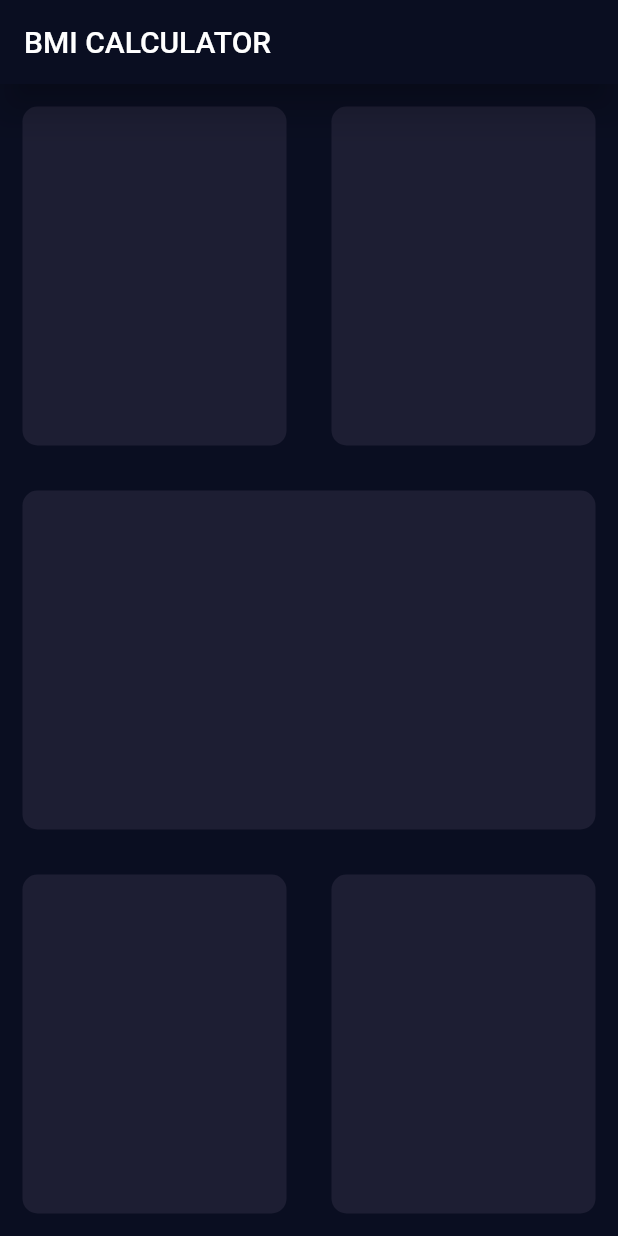
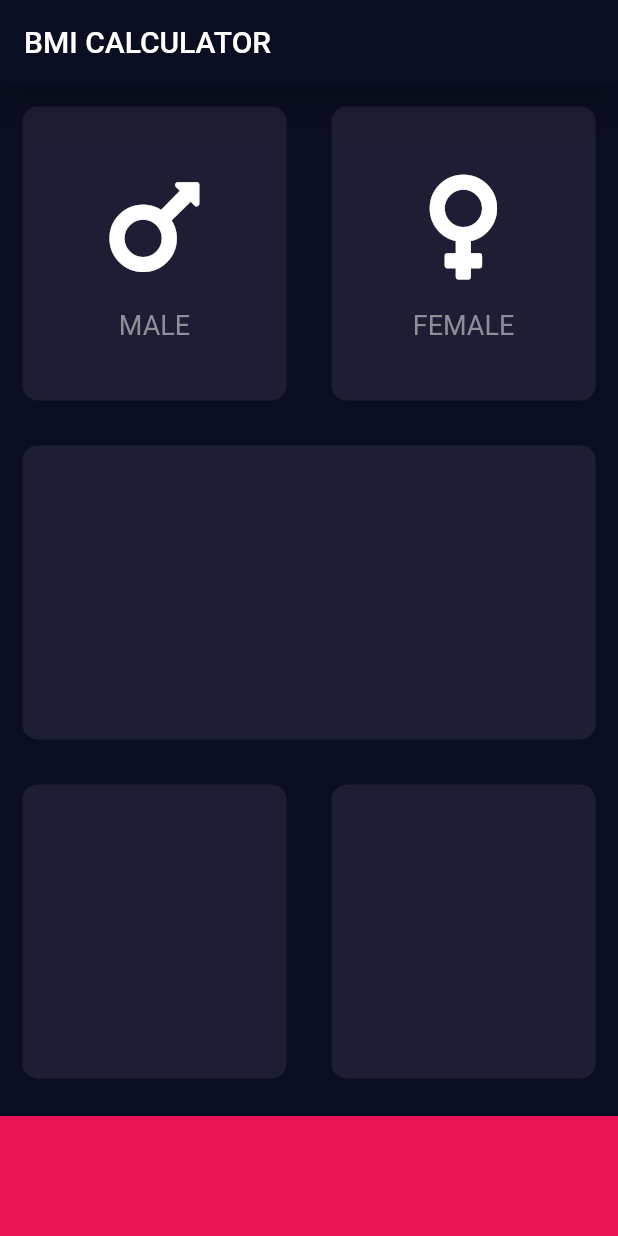
Before and after one commit to PrathameshSonar/bmi_calculator, a Flutter app: the screen it shows after launch, on a phone screen of 412 x 824 dp. Run offline on Flutter 3.47's test engine with Material 2 defaults, Android fonts, the phone set to English and light mode, and no system bars; our stand-ins replace font_awesome_flutter.

Commit message:
added icons for cards

```diff
--- /dev/null
+++ b/lib/icon_content.dart
@@ -0,0 +1,33 @@
+import 'package:flutter/material.dart';
+
+const labelTextStyle = TextStyle(
+  fontSize: 18.0,
+  color: Color(0xFF8D8E98),
+);
+
+
+class IconContent extends StatelessWidget {
+  IconContent({this.icon, this.label});
+
+  final IconData icon;
+  final String label;
+  @override
+  Widget build(BuildContext context) {
+    return Column(
+      mainAxisAlignment: MainAxisAlignment.center,
+      children: <Widget>[
+        Icon(
+          icon,
+          size: 80.0,
+        ),
+        SizedBox(
+          height: 15.0,
+        ),
+        Text(
+          label,
+          style: labelTextStyle,
+        )
+      ],
+    );
+  }
+}
--- a/lib/input_page.dart
+++ b/lib/input_page.dart
@@ -1,4 +1,11 @@
+import 'package:bmi_calculator/resuable_card.dart';
 import 'package:flutter/material.dart';
+import 'icon_content.dart';
+import 'package:font_awesome_flutter/font_awesome_flutter.dart';
+
+const bottomContainerHeight = 80.0;
+const activeCardColor = Color(0xFF1D1E33);
+const bottomContainerColor = Color(0xFFEB1555);
 
 class InputPage extends StatefulWidget {
   @override
@@ -20,56 +27,48 @@ class _InputPageState extends State<InputPage> {
               children: <Widget>[
                 Expanded(
                   child: ResuableCard(
-                    color: Color(0xFF1D1E33),
+                    color: activeCardColor,
+                    cardChild: IconContent(
+                      icon: FontAwesomeIcons.mars,
+                      label: 'MALE',
+                    ),
                   ),
                 ),
                 Expanded(
                   child: ResuableCard(
-                    color: Color(0xFF1D1E33),
+                    color: activeCardColor,
+                    cardChild: IconContent(
+                      icon: FontAwesomeIcons.venus,
+                      label: 'FEMALE',
+                    ),
                   ),
                 ),
               ],
             ),
           ),
           Expanded(
-            child: ResuableCard(
-              color: Color(0xFF1D1E33),
-            ),
+            child: ResuableCard(color: activeCardColor),
           ),
           Expanded(
             child: Row(
               children: <Widget>[
                 Expanded(
-                  child: ResuableCard(
-                    color: Color(0xFF1D1E33),
-                  ),
+                  child: ResuableCard(color: activeCardColor),
                 ),
                 Expanded(
-                  child: ResuableCard(
-                    color: Color(0xFF1D1E33),
-                  ),
+                  child: ResuableCard(color: activeCardColor),
                 ),
               ],
             ),
+          ),
+          Container(
+            color: bottomContainerColor,
+            margin: EdgeInsets.only(top: 10.0),
+            width: double.infinity,
+            height: bottomContainerHeight,
           ),
         ],
       ),
     );
   }
 }
-
-class ResuableCard extends StatelessWidget {
-  ResuableCard({@required this.color});
-  final Color color;
-
-  @override
-  Widget build(BuildContext context) {
-    return Container(
-      margin: EdgeInsets.all(15.0),
-      decoration: BoxDecoration(
-        borderRadius: BorderRadius.circular(10.0),
-        color: color,
-      ),
-    );
-  }
-}
--- /dev/null
+++ b/lib/resuable_card.dart
@@ -0,0 +1,20 @@
+
+import 'package:flutter/material.dart';
+
+class ResuableCard extends StatelessWidget {
+  ResuableCard({@required this.color, this.cardChild});
+  final Color color;
+  final Widget cardChild;
+
+  @override
+  Widget build(BuildContext context) {
+    return Container(
+      child: cardChild,
+      margin: EdgeInsets.all(15.0),
+      decoration: BoxDecoration(
+        borderRadius: BorderRadius.circular(10.0),
+        color: color,
+      ),
+    );
+  }
+}
--- a/pubspec.yaml
+++ b/pubspec.yaml
@@ -25,9 +25,11 @@ dependencies:
     sdk: flutter
 
 
+
   # The following adds the Cupertino Icons font to your application.
   # Use with the CupertinoIcons class for iOS style icons.
   cupertino_icons: ^0.1.3
+  font_awesome_flutter: ^8.11.0
 
 dev_dependencies:
   flutter_test:
```
Also changed, not shown: pubspec.lock.
